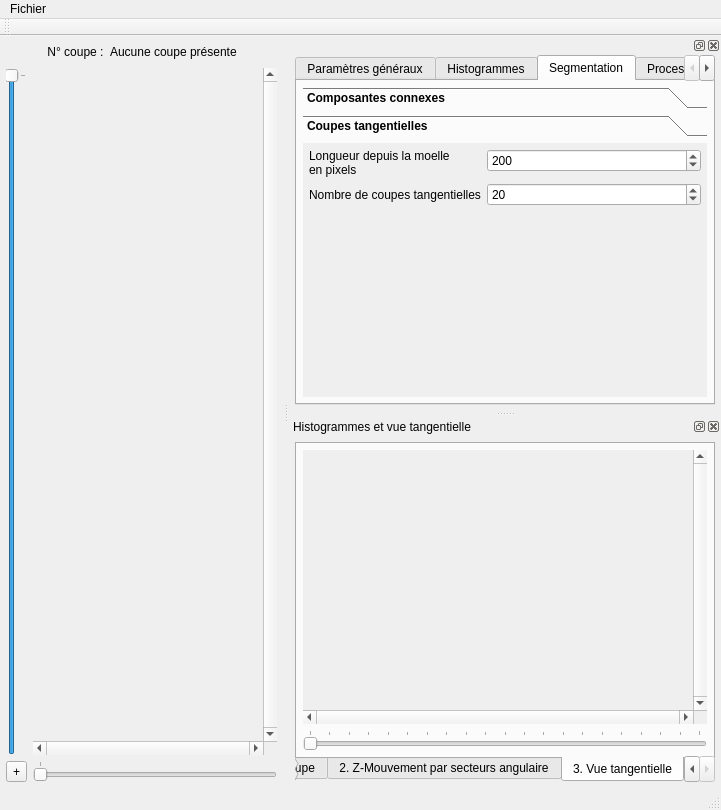
Old version of the form ui/mainwindow.ui in the repository akrah/TKDetection.
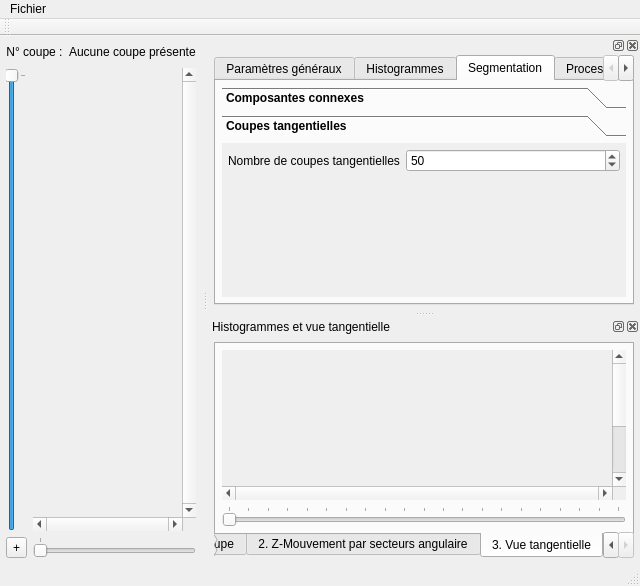
New version of the form. The open tabs and pages were chosen to show the change. Custom widgets are drawn as their Qt base class.

Commit message: - Fin du codage de l'extraction de la moelle avec l'algo de Boukadida - Ajout du calcul automatique de la position de l'écorce pour la vue en coupe tangentielle => plus qu'un seul paramètre : le nombre coupes souhaitées - Optimisation de code (affichage lors du calcul de la moelle peut être enlevé pour plus de rapidité) - TODO : extraction de la moelle sur les coupes tangentielles... et commencer par supprimer tout ce qui n'appartient pas à l'intervalle angulaire

Diff of the .ui file:
```diff
--- a/ui/mainwindow.ui
+++ b/ui/mainwindow.ui
@@ -6,8 +6,8 @@
    <rect>
     <x>0</x>
     <y>0</y>
-    <width>721</width>
-    <height>810</height>
+    <width>640</width>
+    <height>586</height>
    </rect>
   </property>
   <property name="windowTitle">
@@ -150,8 +150,8 @@
     <rect>
      <x>0</x>
      <y>0</y>
-     <width>721</width>
-     <height>29</height>
+     <width>640</width>
+     <height>25</height>
     </rect>
    </property>
    <widget class="QMenu" name="menuFichier">
@@ -1546,41 +1546,22 @@
             </layout>
            </widget>
            <widget class="QWidget" name="page_2">
+            <property name="geometry">
+             <rect>
+              <x>0</x>
+              <y>0</y>
+              <width>335</width>
+              <height>167</height>
+             </rect>
+            </property>
             <attribute name="label">
              <string>Coupes tangentielles</string>
             </attribute>
             <layout class="QFormLayout" name="formLayout_3">
+             <property name="fieldGrowthPolicy">
+              <enum>QFormLayout::AllNonFixedFieldsGrow</enum>
+             </property>
              <item row="0" column="0">
-              <widget class="QLabel" name="label_7">
-               <property name="font">
-                <font>
-                 <weight>50</weight>
-                 <bold>false</bold>
-                </font>
-               </property>
-               <property name="text">
-                <string>Longueur depuis la moelle
-en pixels</string>
-               </property>
-              </widget>
-             </item>
-             <item row="0" column="1">
-              <widget class="QSpinBox" name="_spinTangentialDepth">
-               <property name="font">
-                <font>
-                 <weight>50</weight>
-                 <bold>false</bold>
-                </font>
-               </property>
-               <property name="maximum">
-                <number>255</number>
-               </property>
-               <property name="value">
-                <number>200</number>
-               </property>
-              </widget>
-             </item>
-             <item row="1" column="0">
               <widget class="QLabel" name="label_12">
                <property name="font">
                 <font>
@@ -1593,7 +1574,7 @@
                </property>
               </widget>
              </item>
-             <item row="1" column="1">
+             <item row="0" column="1">
               <widget class="QSpinBox" name="_spinTangentialNbSlices">
                <property name="font">
                 <font>
@@ -1602,7 +1583,7 @@
                 </font>
                </property>
                <property name="value">
-                <number>20</number>
+                <number>50</number>
                </property>
               </widget>
              </item>
@@ -2546,7 +2527,7 @@
            <widget class="QWidget" name="scrollAreaWidgetContents_2">
             <property name="geometry">
              <rect>
-              <x>7</x>
+              <x>0</x>
               <y>0</y>
               <width>390</width>
               <height>234</height>
```
Left out of the diff: 55 changed lines with no effect on the pictures. The commit also changes 14 other files.
